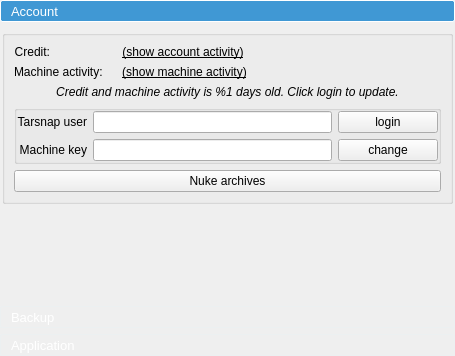
Qt form forms/settingswidget.ui (Tarsnap/tarsnap-gui) before a commit.
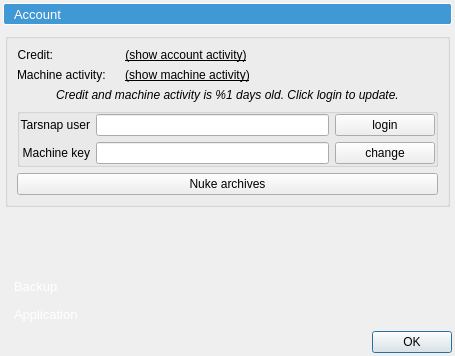
The same form after that commit. Custom widgets are drawn as their Qt base class.

Commit message:
SettingsWidget: turn into QDialog, add "ok" button
This is exactly like
    2022-04-26 MainWindow: remove help tab, turn into separate widget
    e27ee2ea3e72d031edd0c31c0b0115da2807524d

And just like that commit, I'm not renaming SettingsWidget (yet).

```diff
--- a/forms/settingswidget.ui
+++ b/forms/settingswidget.ui
@@ -1,7 +1,7 @@
 <?xml version="1.0" encoding="UTF-8"?>
 <ui version="4.0">
  <class>SettingsWidget</class>
- <widget class="QWidget" name="SettingsWidget">
+ <widget class="QDialog" name="SettingsWidget">
   <property name="geometry">
    <rect>
     <x>0</x>
@@ -11,20 +11,17 @@
    </rect>
   </property>
   <layout class="QVBoxLayout" name="settingsWidgetVerticalLayout">
-   <property name="spacing">
-    <number>0</number>
-   </property>
    <property name="leftMargin">
-    <number>0</number>
+    <number>3</number>
    </property>
    <property name="topMargin">
-    <number>0</number>
+    <number>3</number>
    </property>
    <property name="rightMargin">
-    <number>0</number>
+    <number>3</number>
    </property>
    <property name="bottomMargin">
-    <number>0</number>
+    <number>3</number>
    </property>
    <item>
     <widget class="QToolBox" name="settingsToolbox">
@@ -54,8 +51,8 @@
        <rect>
         <x>0</x>
         <y>0</y>
-        <width>456</width>
-        <height>341</height>
+        <width>449</width>
+        <height>233</height>
        </rect>
       </property>
       <attribute name="label">
@@ -1036,6 +1033,13 @@
      </widget>
     </widget>
    </item>
+   <item>
+    <widget class="QDialogButtonBox" name="buttonBox">
+     <property name="standardButtons">
+      <set>QDialogButtonBox::Ok</set>
+     </property>
+    </widget>
+   </item>
   </layout>
   <action name="actionRefreshAccount">
    <property name="text">
```
Left out of the diff: 8 changed lines with no effect on the pictures. The commit also changes 2 other files.
